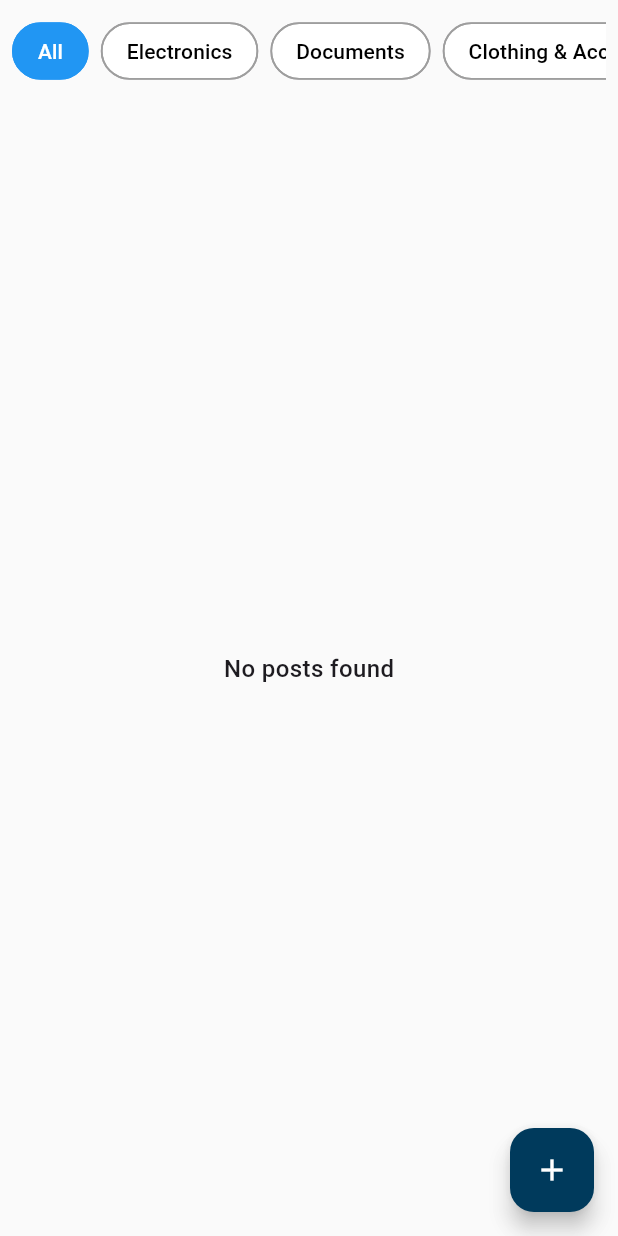
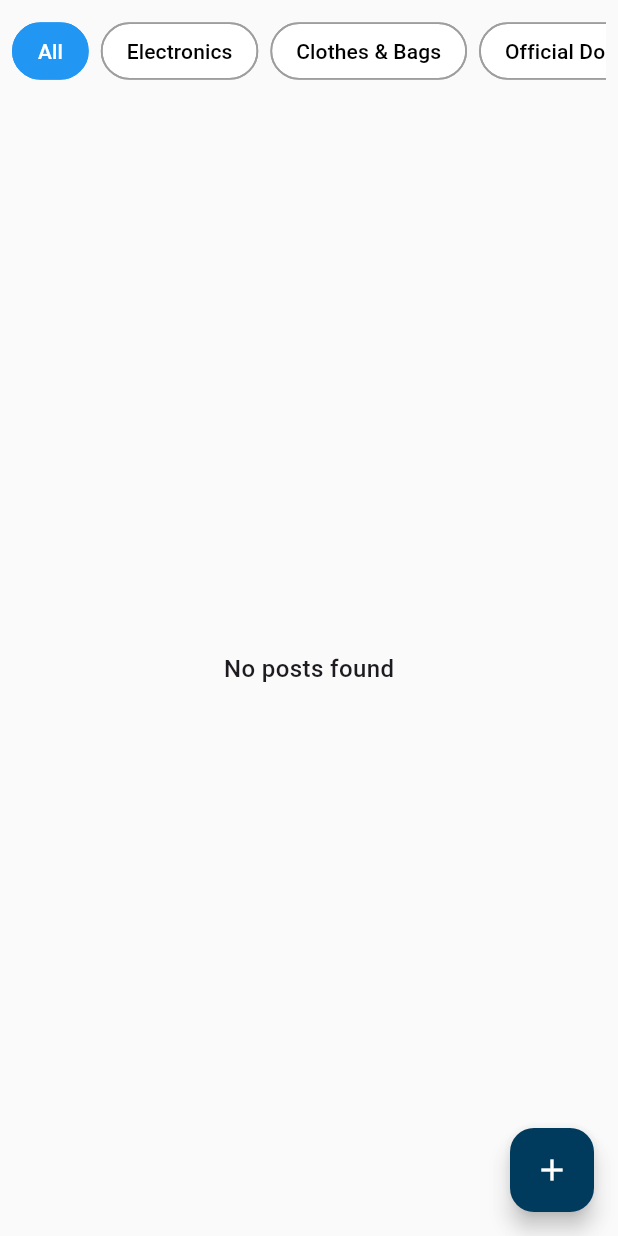
Before and after one commit to HafsaQureshi1/FYP_UNI-verse_f21, a Flutter app: the LostFoundScreen screen opened directly, on a phone screen of 412 x 824 dp. Run offline on Flutter 3.47's test engine with Material 3 defaults, Android fonts, the phone set to English and light mode, and no system bars; our stand-ins replace cloud_firestore, file_picker, firebase_auth, firebase_core, firebase_messaging, flutter_map and 8 more; accounts and stored records are empty; project files that could hold a hidden picture were left out.

Commit message:
fix the ai categorization

```diff
--- a/lib/Home.dart
+++ b/lib/Home.dart
@@ -291,7 +291,6 @@ class LostFoundScreen extends StatefulWidget {
 }
 class  _LostFoundScreenState extends State<LostFoundScreen>{
    Stream<QuerySnapshot> _getPostsStream() {
-  print("📢 Fetching posts for category: $selectedCategory");
 
   final collectionRef = FirebaseFirestore.instance.collection('lostfoundposts');
 
@@ -434,12 +433,12 @@ class _CategoryChipsState extends State<CategoryChips> {
   List<String> getCategories() {
     if (widget.collectionName == "lostfoundposts") {
       return ["All",    // ✅ Moved inside "parameters"
-    "Electronics",
-      "Documents",
-      "Clothing & Accessories",
-      "Personal Items",
-
-      "Books & Stationery",
+     "Electronics",
+      "Clothes & Bags",
+      "Official Documents",
+      "Books",
+      "Stationery & Supplies",
+      "Wallets & Keys ",
       "Miscellaneous"
     ];
     } else if (widget.collectionName == "peerposts") {
```
Also changed, not shown: lib/createpost.dart (+56 -16 lines), lib/postcard.dart (+8 -12 lines).
